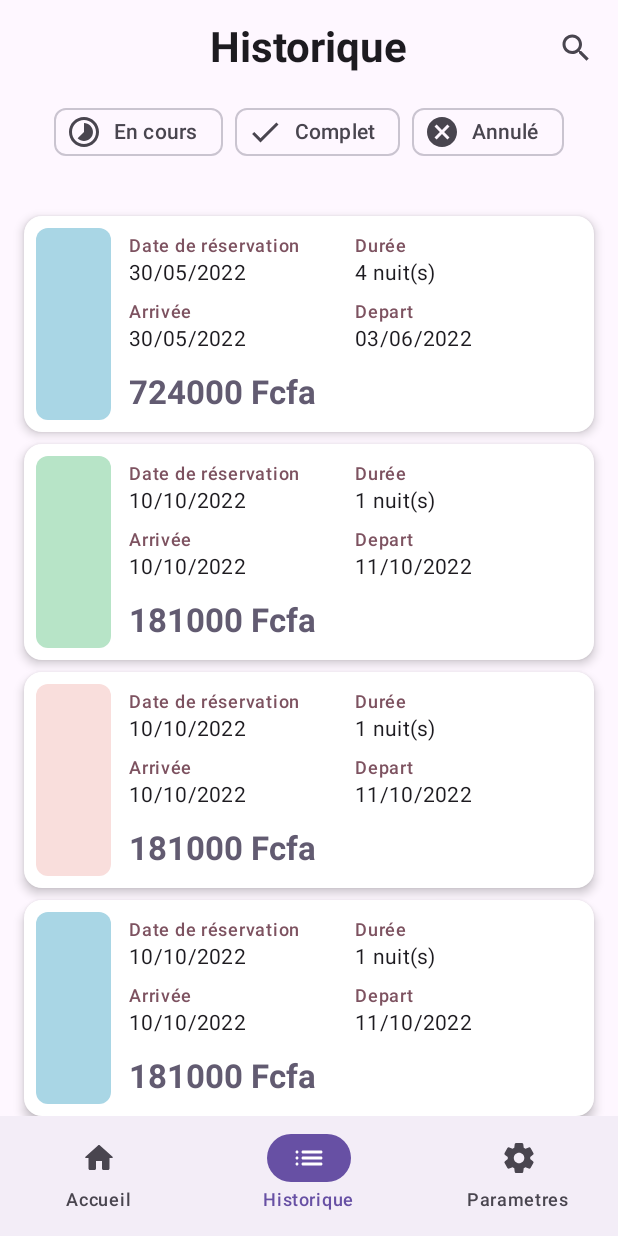
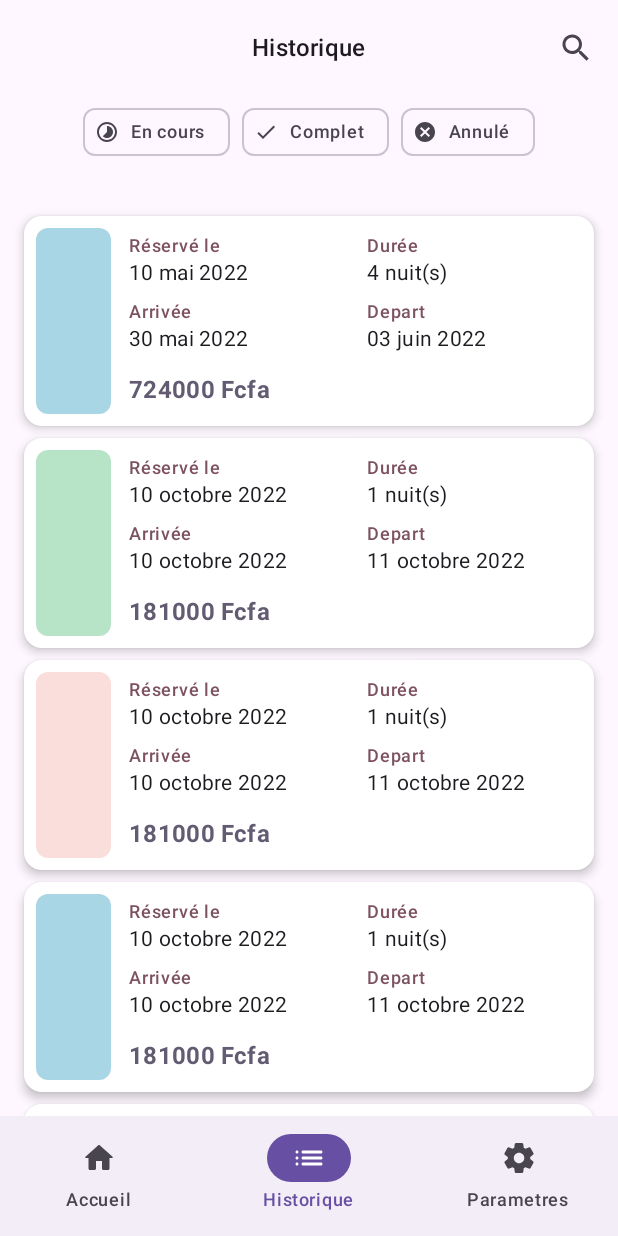
Before and after one commit to MelSardes/Nomad, an Android app built with Jetpack Compose: the screen it shows after launch (MainActivity), item 2 of the bottom bar chosen, on a phone screen of 412 x 824 dp. Run offline under Robolectric (Android 15) with nearby library versions, the phone set to English and light mode, and no system bars; our stand-ins replace accompanist.

Commit message:
Change chips fonts, date format, add status color

```diff
--- a/app/src/main/java/com/mukite/nomad/ui/bookingHistory/BookingHistory.kt
+++ b/app/src/main/java/com/mukite/nomad/ui/bookingHistory/BookingHistory.kt
@@ -1,9 +1,8 @@
 package com.mukite.nomad.ui.bookingHistory
 
 import androidx.compose.animation.AnimatedVisibility
-import androidx.compose.foundation.Image
-import androidx.compose.foundation.ScrollState
 import androidx.compose.foundation.background
+import androidx.compose.foundation.horizontalScroll
 import androidx.compose.foundation.layout.Arrangement
 import androidx.compose.foundation.layout.Box
 import androidx.compose.foundation.layout.Column
@@ -17,19 +16,18 @@ import androidx.compose.foundation.layout.fillMaxSize
 import androidx.compose.foundation.layout.fillMaxWidth
 import androidx.compose.foundation.layout.height
 import androidx.compose.foundation.layout.padding
+import androidx.compose.foundation.layout.size
 import androidx.compose.foundation.layout.width
 import androidx.compose.foundation.lazy.LazyColumn
 import androidx.compose.foundation.lazy.items
 import androidx.compose.foundation.rememberScrollState
 import androidx.compose.foundation.shape.RoundedCornerShape
-import androidx.compose.foundation.verticalScroll
 import androidx.compose.material.icons.Icons
 import androidx.compose.material.icons.filled.ArrowBack
 import androidx.compose.material.icons.filled.Cancel
 import androidx.compose.material.icons.filled.Check
 import androidx.compose.material.icons.filled.Search
 import androidx.compose.material.icons.filled.Timelapse
-import androidx.compose.material.icons.sharp.Cancel
 import androidx.compose.material3.Card
 import androidx.compose.material3.CardDefaults
 import androidx.compose.material3.CenterAlignedTopAppBar
@@ -53,8 +51,6 @@ import androidx.compose.ui.Alignment
 import androidx.compose.ui.Modifier
 import androidx.compose.ui.draw.clip
 import androidx.compose.ui.graphics.Color
-import androidx.compose.ui.layout.ContentScale
-import androidx.compose.ui.res.painterResource
 import androidx.compose.ui.res.stringResource
 import androidx.compose.ui.text.font.FontWeight
 import androidx.compose.ui.text.style.TextAlign
@@ -67,6 +63,9 @@ import com.mukite.nomad.data.model.BookingStatus
 import com.mukite.nomad.ui.NomadViewModel
 import com.mukite.nomad.utils.calculateDaysDifference
 import java.text.SimpleDateFormat
+import java.time.LocalDate
+import java.time.format.DateTimeFormatter
+import java.util.Locale
 
 @OptIn(ExperimentalMaterial3Api::class)
 @Composable
@@ -125,7 +124,9 @@ fun BookingHistory(
             ) {
                 LazyColumn(
                     verticalArrangement = Arrangement.spacedBy(8.dp),
-                    modifier = Modifier.fillMaxSize().padding(horizontal = 16.dp)
+                    modifier = Modifier
+                        .fillMaxSize()
+                        .padding(horizontal = 16.dp)
                 ) {
                     item {
                         Text(
@@ -172,7 +173,7 @@ private fun TopBar(onSearchIconTap: () -> Unit = {}) {
         title = {
             Text(
                 text = stringResource(id = R.string.reservations),
-                style = MaterialTheme.typography.headlineMedium.copy(fontWeight = FontWeight.Bold)
+                style = MaterialTheme.typography.titleMedium
             )
         },
         actions = {
@@ -226,7 +227,7 @@ private fun ChipsOptions(
 ) {
 
     Row(
-        modifier = modifier,
+        modifier = modifier.horizontalScroll(rememberScrollState()),
         horizontalArrangement = Arrangement.spacedBy(
             alignment = Alignment.CenterHorizontally,
             space = 8.dp
@@ -241,8 +242,14 @@ private fun ChipsOptions(
                     if (selectedChip == newIndex) onChipSelected(0)
                     else onChipSelected(newIndex)
                 },
-                leadingIcon = { Icon(imageVector = icon, contentDescription = null) },
-                label = { Text(chipTag) },
+                leadingIcon = { Icon(
+                    imageVector = icon,
+                    contentDescription = null,
+                    modifier = Modifier.size(16.dp)
+                ) },
+                label = {
+                    Text(chipTag, style = MaterialTheme.typography.labelMedium)
+                },
                 colors = InputChipDefaults.inputChipColors(
                     containerColor = MaterialTheme.colorScheme.surface,
                     selectedContainerColor = when (newIndex) {
@@ -306,20 +313,21 @@ fun BookingCard(booking: Booking, modifier: Modifier = Modifier, onClick: () ->
             ) {
                 Row(
                     modifier = Modifier.fillMaxWidth(),
-                    horizontalArrangement = Arrangement.SpaceBetween,
-                    verticalAlignment = Alignment.CenterVertically,
+                    horizontalArrangement = Arrangement.spacedBy(space = 16.dp, alignment = Alignment.Start),
+                    verticalAlignment = Alignment.Top,
                 ) {
                     Column(Modifier.weight(1f)) {
                         Text(
-                            text = "Date de réservation",
+                            text = "Réservé le",
                             textAlign = TextAlign.Start,
                             style = MaterialTheme.typography.labelMedium.copy(
                                 fontWeight = FontWeight.Medium,
                                 color = MaterialTheme.colorScheme.tertiary
                             )
                         )
+
                         Text(
-                            text = booking.checkIn,
+                            text = genericDateToLocalFrDateFormatter(booking.date),
                             textAlign = TextAlign.Start,
                             style = MaterialTheme.typography.bodyMedium
                         )
@@ -346,7 +354,7 @@ fun BookingCard(booking: Booking, modifier: Modifier = Modifier, onClick: () ->
 
                 Row(
                     modifier = Modifier.fillMaxWidth(),
-                    horizontalArrangement = Arrangement.SpaceBetween,
+                    horizontalArrangement = Arrangement.spacedBy(space = 16.dp, alignment = Alignment.Start),
                     verticalAlignment = Alignment.CenterVertically,
                 ) {
                     Column(Modifier.weight(1f)) {
@@ -359,7 +367,7 @@ fun BookingCard(booking: Booking, modifier: Modifier = Modifier, onClick: () ->
                             )
                         )
                         Text(
-                            text = booking.checkIn,
+                            text = genericDateToLocalFrDateFormatter(booking.checkIn),
                             textAlign = TextAlign.Start,
                             style = MaterialTheme.typography.bodyMedium
                         )
@@ -375,7 +383,7 @@ fun BookingCard(booking: Booking, modifier: Modifier = Modifier, onClick: () ->
                             )
                         )
                         Text(
-                            text = booking.checkOut,
+                            text = genericDateToLocalFrDateFormatter(booking.checkOut),
                             textAlign = TextAlign.Start,
                             style = MaterialTheme.typography.bodyMedium
                         )
@@ -386,13 +394,27 @@ fun BookingCard(booking: Booking, modifier: Modifier = Modifier, onClick: () ->
                 Text(
                     text = "${daysDifference * booking?.price!!} Fcfa",
                     color = MaterialTheme.colorScheme.secondary,
-                    style = MaterialTheme.typography.titleLarge.copy(fontWeight = FontWeight.Bold),
+                    style = MaterialTheme.typography.titleMedium.copy(fontWeight = FontWeight.Bold),
                 )
             }
         }
     }
 }
 
+
+internal fun genericDateToLocalFrDateFormatter(stringDate: String?, withWeekDay: Boolean = false): String {
+
+    stringDate ?: return "N/A"
+
+    // Parse the input string to a LocalDate object
+    val localDate = LocalDate.parse(stringDate, DateTimeFormatter.ofPattern("dd/MM/yyyy"))
+
+    // Format the LocalDate with the desired pattern including the day of the week
+    val dateFormatter = DateTimeFormatter.ofPattern(if (withWeekDay) "EEEE\ndd MMMM yyyy" else "dd MMMM yyyy").withLocale(Locale.FRANCE)
+    val formattedDate = localDate.format(dateFormatter)
+
+    return formattedDate
+}
 
 @Preview(name = "Booking Card")
 @Composable
```
